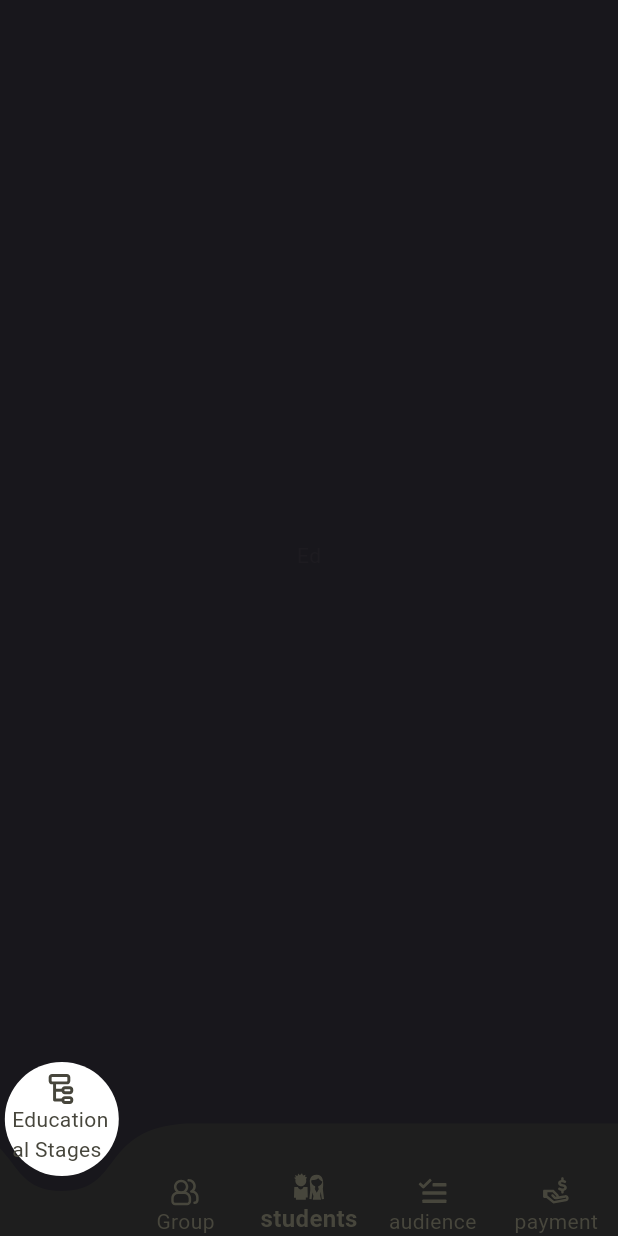
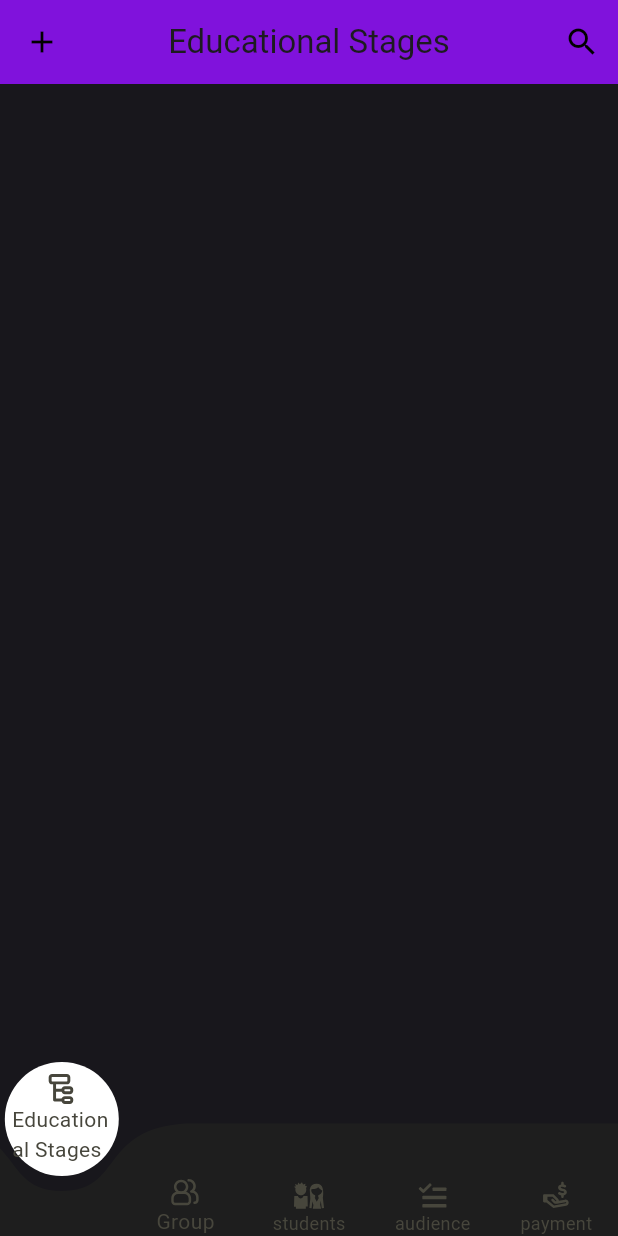
Before and after one commit to Fadyemil/Drosak_App, a Flutter app: the screen it shows after launch, on a phone screen of 412 x 824 dp. Run offline on Flutter 3.47's test engine with Material 3 defaults, Android fonts, the phone set to English and light mode, and no system bars; drawn by our look-alikes of curved_navigation_bar; our stand-ins replace flutter_bloc, flutter_svg.

Commit message:
add AppBar

```diff
--- a/lib/main.dart
+++ b/lib/main.dart
@@ -21,6 +21,7 @@ class MyApp extends StatelessWidget {
         ),
       ],
       child: MaterialApp(
+        debugShowCheckedModeBanner: false,
         title: 'Flutter Demo',
         theme: ThemeData(
           scaffoldBackgroundColor: ColorConst.kBlackColor,
--- a/lib/presentation_layer/screen/educational_stages.dart
+++ b/lib/presentation_layer/screen/educational_stages.dart
@@ -1,3 +1,6 @@
+// ignore_for_file: must_be_immutable
+
+import 'package:drosak/presentation_layer/widget/home_widget/app_bar.dart';
 import 'package:flutter/material.dart';
 import 'package:flutter/widgets.dart';
 
@@ -6,9 +9,15 @@ class EducationalStages extends StatelessWidget {
 
   @override
   Widget build(BuildContext context) {
-    return Scaffold(
-      body: Center(
-        child: Text('Ed'),
+    return const Scaffold(
+      body: SingleChildScrollView(
+        child: Column(
+          children: [
+            AppBarApp(
+              text: 'Educational Stages',
+            ),
+          ],
+        ),
       ),
     );
   }
--- /dev/null
+++ b/lib/presentation_layer/widget/home_widget/app_bar.dart
@@ -0,0 +1,31 @@
+import 'package:flutter/material.dart';
+
+class AppBarApp extends StatelessWidget {
+  const AppBarApp({super.key, required this.text, this.add, this.search});
+  final String text;
+  final void Function()? add;
+  final void Function()? search;
+  @override
+  Widget build(BuildContext context) {
+    return AppBar(
+      centerTitle: true,
+      title: Text(text),
+      actions: [
+        IconButton(
+          onPressed: search,
+          icon: const Icon(
+            Icons.search,
+            color: Colors.black,
+          ),
+        ),
+      ],
+      leading: IconButton(
+        onPressed: add,
+        icon: const Icon(
+          Icons.add,
+          color: Colors.black,
+        ),
+      ),
+    );
+  }
+}
--- a/lib/presentation_layer/widget/home_widget/botton_navigi_bar.dart
+++ b/lib/presentation_layer/widget/home_widget/botton_navigi_bar.dart
@@ -58,8 +58,7 @@ class _bottonNavigiBarState extends State<bottonNavigiBar> {
                 'students',
                 style: TextStyle(
                   color: Color(0xff47463C),
-                  fontWeight: FontWeight.bold,
-                  fontSize: 16.0,
+                  fontSize: 12,
                 ),
               )
             ],
@@ -71,7 +70,10 @@ class _bottonNavigiBarState extends State<bottonNavigiBar> {
               SvgPicture.asset('assets/images/audience.svg'),
               Text(
                 'audience',
-                style: TextStyle(color: Color(0xff47463C)),
+                style: TextStyle(
+                  color: Color(0xff47463C),
+                  fontSize: 12,
+                ),
               )
             ],
           ),
@@ -82,7 +84,10 @@ class _bottonNavigiBarState extends State<bottonNavigiBar> {
               SvgPicture.asset('assets/images/payment_icon.svg'),
               Text(
                 'payment',
-                style: TextStyle(color: Color(0xff47463C)),
+                style: TextStyle(
+                  color: Color(0xff47463C),
+                  fontSize: 12,
+                ),
               )
             ],
           ),
```
